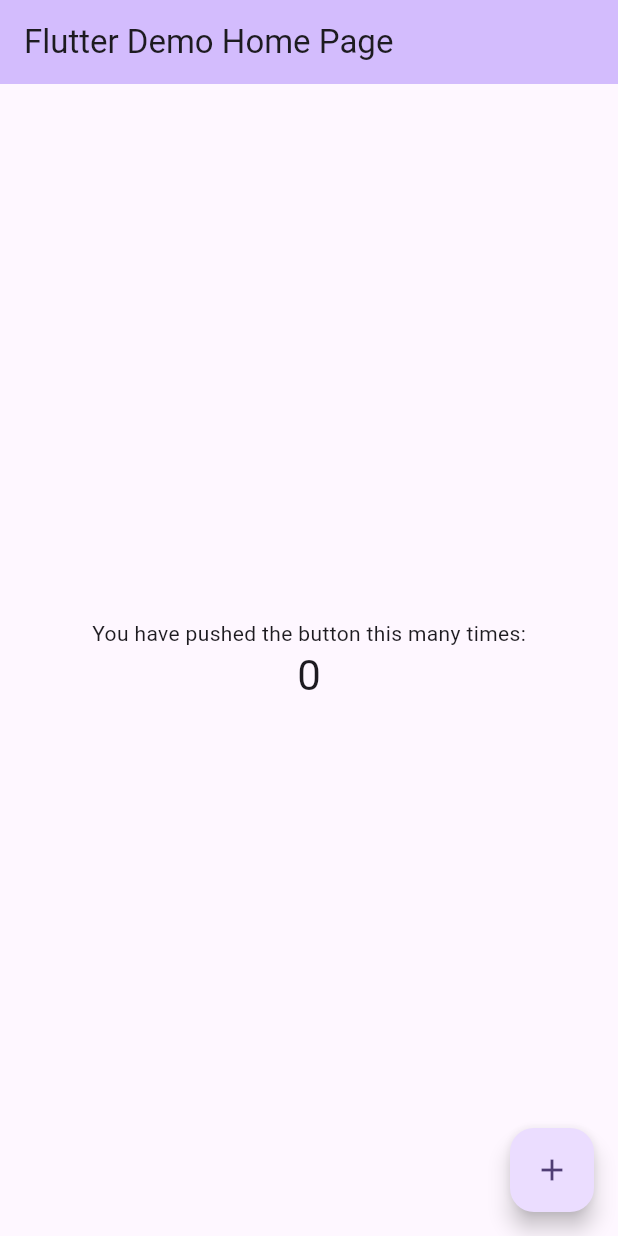
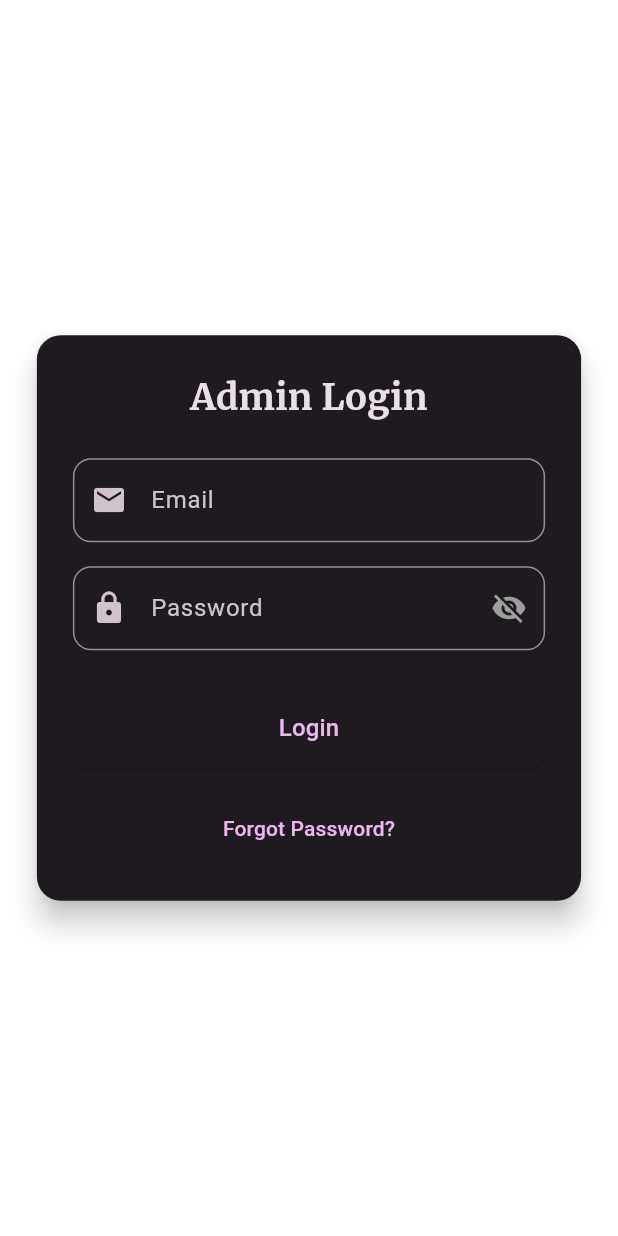
Before and after one commit to rhtmahour/go90Stores, a Flutter app: the screen it shows after launch, on a phone screen of 412 x 824 dp. Run offline on Flutter 3.47's test engine with Material 3 defaults, Android fonts, the phone set to English and light mode, and no system bars; our stand-ins replace firebase_auth, firebase_core, google_fonts; accounts and stored records are empty.

Commit message:
code on 24-12-2024

```diff
--- /dev/null
+++ b/lib/adminlogin.dart
@@ -0,0 +1,121 @@
+import 'package:flutter/material.dart';
+
+class AdminLogin extends StatefulWidget {
+  const AdminLogin({super.key});
+
+  @override
+  State<AdminLogin> createState() => _AdminLoginState();
+}
+
+class _AdminLoginState extends State<AdminLogin> {
+  bool _passwordVisible = false;
+
+  @override
+  void initState() {
+    super.initState();
+    _passwordVisible = false; // Password is initially hidden
+  }
+
+  @override
+  Widget build(BuildContext context) {
+    // Get the screen width and height
+    final screenWidth = MediaQuery.of(context).size.width;
+    final screenHeight = MediaQuery.of(context).size.height;
+
+    // Define a max width for the card for larger screens
+    final cardWidth = screenWidth < 600 ? screenWidth * 0.9 : 400;
+
+    return Scaffold(
+      backgroundColor: Colors.white,
+      body: Center(
+        child: SingleChildScrollView(
+          padding: EdgeInsets.symmetric(
+            horizontal: screenWidth * 0.05,
+            vertical: screenHeight * 0.02,
+          ),
+          child: Card(
+            elevation: 8,
+            shape: RoundedRectangleBorder(
+              borderRadius: BorderRadius.circular(16.0),
+            ),
+            child: Container(
+              padding: const EdgeInsets.all(24.0),
+              width: cardWidth.toDouble(),
+              child: Column(
+                mainAxisSize: MainAxisSize.min,
+                crossAxisAlignment: CrossAxisAlignment.stretch,
+                children: [
+                  const Text(
+                    'Admin Login',
+                    textAlign: TextAlign.center,
+                    style: TextStyle(
+                      fontSize: 24,
+                      fontWeight: FontWeight.bold,
+                    ),
+                  ),
+                  const SizedBox(height: 24),
+                  TextField(
+                    decoration: InputDecoration(
+                      labelText: 'Email',
+                      prefixIcon: const Icon(Icons.email),
+                      border: OutlineInputBorder(
+                        borderRadius: BorderRadius.circular(12.0),
+                      ),
+                    ),
+                  ),
+                  const SizedBox(height: 16),
+                  TextField(
+                    obscureText: !_passwordVisible,
+                    decoration: InputDecoration(
+                      labelText: 'Password',
+                      prefixIcon: const Icon(Icons.lock),
+                      suffixIcon: IconButton(
+                        icon: Icon(
+                          _passwordVisible
+                              ? Icons.visibility
+                              : Icons.visibility_off,
+                          color: Theme.of(context).primaryColorLight,
+                        ),
+                        onPressed: () {
+                          setState(() {
+                            _passwordVisible = !_passwordVisible;
+                          });
+                        },
+                      ),
+                      border: OutlineInputBorder(
+                        borderRadius: BorderRadius.circular(12.0),
+                      ),
+                    ),
+                  ),
+                  const SizedBox(height: 24),
+                  ElevatedButton(
+                    onPressed: () {
+                      // Handle login logic here
+                    },
+                    style: ElevatedButton.styleFrom(
+                      padding: const EdgeInsets.symmetric(vertical: 16.0),
+                      shape: RoundedRectangleBorder(
+                        borderRadius: BorderRadius.circular(12.0),
+                      ),
+                    ),
+                    child: const Text(
+                      'Login',
+                      style: TextStyle(fontSize: 16),
+                    ),
+                  ),
+                  const SizedBox(height: 16),
+                  TextButton(
+                    onPressed: () {
+                      // Handle forgot password logic here
+                    },
+                    child: const Text('Forgot Password?'),
+                  ),
+                ],
+              ),
+            ),
+          ),
+        ),
+      ),
+    );
+  }
+}
--- a/lib/main.dart
+++ b/lib/main.dart
@@ -1,6 +1,12 @@
 import 'package:flutter/material.dart';
+import 'package:go90stores/adminlogin.dart';
+import 'package:google_fonts/google_fonts.dart';
+import 'package:firebase_auth/firebase_auth.dart';
+import 'package:firebase_core/firebase_core.dart';
 
-void main() {
+void main() async {
+  WidgetsFlutterBinding.ensureInitialized();
+  await Firebase.initializeApp();
   runApp(const MyApp());
 }
 
@@ -11,115 +17,32 @@ class MyApp extends StatelessWidget {
   @override
   Widget build(BuildContext context) {
     return MaterialApp(
-      title: 'Flutter Demo',
+      debugShowCheckedModeBanner: false,
+      title: 'go90Stores',
       theme: ThemeData(
-        // This is the theme of your application.
-        //
-        // TRY THIS: Try running your application with "flutter run". You'll see
-        // the application has a purple toolbar. Then, without quitting the app,
-        // try changing the seedColor in the colorScheme below to Colors.green
-        // and then invoke "hot reload" (save your changes or press the "hot
-        // reload" button in a Flutter-supported IDE, or press "r" if you used
-        // the command line to start the app).
-        //
-        // Notice that the counter didn't reset back to zero; the application
-        // state is not lost during the reload. To reset the state, use hot
-        // restart instead.
-        //
-        // This works for code too, not just values: Most code changes can be
-        // tested with just a hot reload.
-        colorScheme: ColorScheme.fromSeed(seedColor: Colors.deepPurple),
         useMaterial3: true,
+
+        // Define the default brightness and colors.
+        colorScheme: ColorScheme.fromSeed(
+          seedColor: Colors.purple,
+          // ···
+          brightness: Brightness.dark,
+        ),
+        textTheme: TextTheme(
+          displayLarge: const TextStyle(
+            fontSize: 72,
+            fontWeight: FontWeight.bold,
+          ),
+          // ···
+          titleLarge: GoogleFonts.oswald(
+            fontSize: 30,
+            fontStyle: FontStyle.italic,
+          ),
+          bodyMedium: GoogleFonts.merriweather(),
+          displaySmall: GoogleFonts.pacifico(),
+        ),
       ),
-      home: const MyHomePage(title: 'Flutter Demo Home Page'),
+      home: AdminLogin(),
     );
   }
 }
-
-class MyHomePage extends StatefulWidget {
-  const MyHomePage({super.key, required this.title});
-
-  // This widget is the home page of your application. It is stateful, meaning
-  // that it has a State object (defined below) that contains fields that affect
-  // how it looks.
-
-  // This class is the configuration for the state. It holds the values (in this
-  // case the title) provided by the parent (in this case the App widget) and
-  // used by the build method of the State. Fields in a Widget subclass are
-  // always marked "final".
-
-  final String title;
-
-  @override
-  State<MyHomePage> createState() => _MyHomePageState();
-}
-
-class _MyHomePageState extends State<MyHomePage> {
-  int _counter = 0;
-
-  void _incrementCounter() {
-    setState(() {
-      // This call to setState tells the Flutter framework that something has
-      // changed in this State, which causes it to rerun the build method below
-      // so that the display can reflect the updated values. If we changed
-      // _counter without calling setState(), then the build method would not be
-      // called again, and so nothing would appear to happen.
-      _counter++;
-    });
-  }
-
-  @override
-  Widget build(BuildContext context) {
-    // This method is rerun every time setState is called, for instance as done
-    // by the _incrementCounter method above.
-    //
-    // The Flutter framework has been optimized to make rerunning build methods
-    // fast, so that you can just rebuild anything that needs updating rather
-    // than having to individually change instances of widgets.
-    return Scaffold(
-      appBar: AppBar(
-        // TRY THIS: Try changing the color here to a specific color (to
-        // Colors.amber, perhaps?) and trigger a hot reload to see the AppBar
-        // change color while the other colors stay the same.
-        backgroundColor: Theme.of(context).colorScheme.inversePrimary,
-        // Here we take the value from the MyHomePage object that was created by
-        // the App.build method, and use it to set our appbar title.
-        title: Text(widget.title),
-      ),
-      body: Center(
-        // Center is a layout widget. It takes a single child and positions it
-        // in the middle of the parent.
-        child: Column(
-          // Column is also a layout widget. It takes a list of children and
-          // arranges them vertically. By default, it sizes itself to fit its
-          // children horizontally, and tries to be as tall as its parent.
-          //
-          // Column has various properties to control how it sizes itself and
-          // how it positions its children. Here we use mainAxisAlignment to
-          // center the children vertically; the main axis here is the vertical
-          // axis because Columns are vertical (the cross axis would be
-          // horizontal).
-          //
-          // TRY THIS: Invoke "debug painting" (choose the "Toggle Debug Paint"
-          // action in the IDE, or press "p" in the console), to see the
-          // wireframe for each widget.
-          mainAxisAlignment: MainAxisAlignment.center,
-          children: <Widget>[
-            const Text(
-              'You have pushed the button this many times:',
-            ),
-            Text(
-              '$_counter',
-              style: Theme.of(context).textTheme.headlineMedium,
-            ),
-          ],
-        ),
-      ),
-      floatingActionButton: FloatingActionButton(
-        onPressed: _incrementCounter,
-        tooltip: 'Increment',
-        child: const Icon(Icons.add),
-      ), // This trailing comma makes auto-formatting nicer for build methods.
-    );
-  }
-}
--- /dev/null
+++ b/lib/myhome.dart
@@ -0,0 +1,18 @@
+import 'package:flutter/material.dart';
+
+class Myhome extends StatelessWidget {
+  const Myhome({super.key});
+
+  @override
+  Widget build(BuildContext context) {
+    return Scaffold(
+        appBar: AppBar(
+      centerTitle: true,
+      title: Text('Admin',
+          style: Theme.of(context).textTheme.titleLarge!.copyWith(
+                color: Theme.of(context).colorScheme.onSecondary,
+              )),
+      backgroundColor: Theme.of(context).colorScheme.secondary,
+    ));
+  }
+}
--- a/pubspec.yaml
+++ b/pubspec.yaml
@@ -34,6 +34,9 @@ dependencies:
   # The following adds the Cupertino Icons font to your application.
   # Use with the CupertinoIcons class for iOS style icons.
   cupertino_icons: ^1.0.8
+  google_fonts: ^6.2.1
+  firebase_auth: ^5.3.4
+  firebase_core: ^3.9.0
 
 dev_dependencies:
   flutter_test:
```
Also changed, not shown: pubspec.lock, 4 other files.
